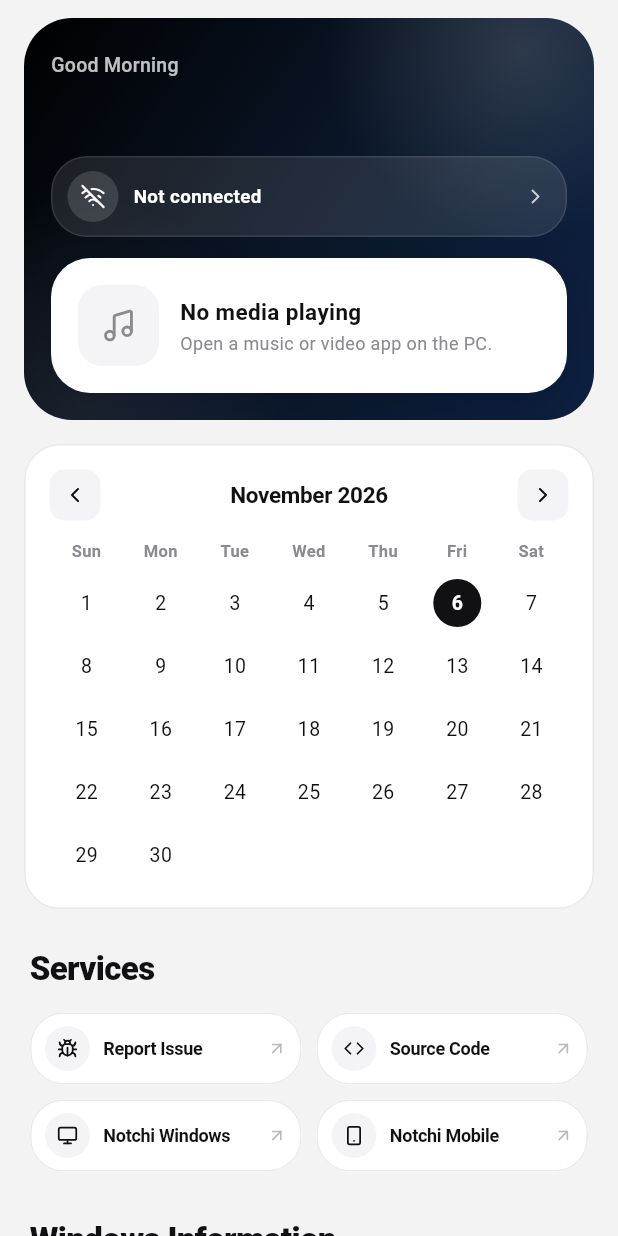
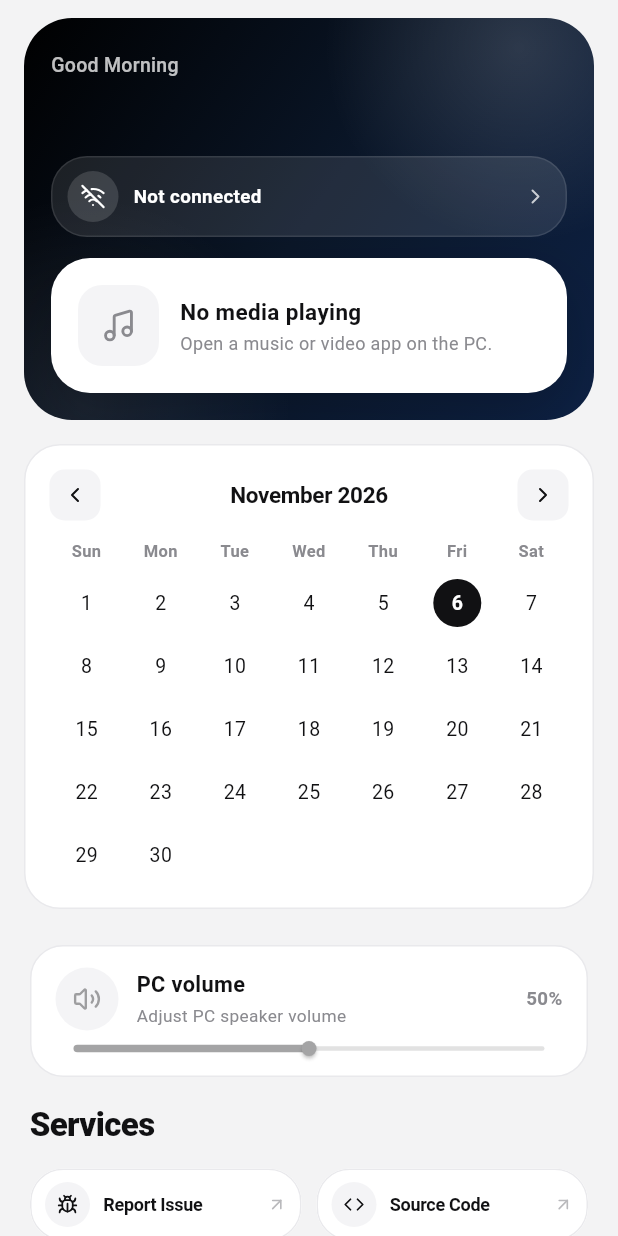
Before and after one commit to risuunava/notchi-mobile, a Flutter app: the _ConnectedHome widget shown alone on an empty page, opened directly with empty values, on a phone screen of 412 x 824 dp. Run offline on Flutter 3.47's test engine with Material 3 defaults, Android fonts, the phone set to English and light mode, and no system bars; our stand-ins replace device_info_plus, dio, file_picker, flutter_riverpod, flutter_secure_storage, font_awesome_flutter and 1 more; missing offline and left inert: mobile_scanner, receive_sharing_intent; accounts and stored records are empty; statements that could not run were skipped.

Commit message:
feat(volume): add PC volume control and auto-finish pairing

```diff
--- a/lib/core/l10n/strings.dart
+++ b/lib/core/l10n/strings.dart
@@ -95,11 +95,11 @@ class AppStrings {
 
   String get verifyingPc => _t('Memeriksa PC...', 'Checking the PC...');
 
-  String get waitingTitle => _t('Menunggu persetujuan', 'Waiting for approval');
+  String get waitingTitle => _t('Menyelesaikan pairing', 'Finishing pairing');
 
   String get waitingBody => _t(
-    'Setujui "Izinkan perangkat ini?" di Notchi PC.',
-    'Approve "Allow this device?" in Notchi PC.',
+    'Menghubungkan HP ini ke Notchi PC...',
+    'Connecting this phone to Notchi PC...',
   );
 
   String get successTitle => _t('Berhasil terpasang', 'Paired successfully');
@@ -217,6 +217,17 @@ class AppStrings {
   String get mediaPrevious => _t('Sebelumnya', 'Previous');
 
   String get mediaNext => _t('Berikutnya', 'Next');
+
+  String get volumeTitle => _t('Volume PC', 'PC volume');
+
+  String get volumeDescription =>
+      _t('Atur volume speaker PC', 'Adjust PC speaker volume');
+
+  String get volumeMuted => _t('Suara dimatikan', 'Muted');
+
+  String get volumeMute => _t('Matikan suara', 'Mute');
+
+  String get volumeUnmute => _t('Nyalakan suara', 'Unmute');
 
   String get errorFileTooLarge => _t(
     'Ukuran file melebihi batas yang diizinkan di PC.',
@@ -369,12 +380,32 @@ class AppStrings {
 
   List<String> get monthsFull => _isIndonesian
       ? const [
-          'Januari', 'Februari', 'Maret', 'April', 'Mei', 'Juni',
-          'Juli', 'Agustus', 'September', 'Oktober', 'November', 'Desember',
+          'Januari',
+          'Februari',
+          'Maret',
+          'April',
+          'Mei',
+          'Juni',
+          'Juli',
+          'Agustus',
+          'September',
+          'Oktober',
+          'November',
+          'Desember',
         ]
       : const [
-          'January', 'February', 'March', 'April', 'May', 'June',
-          'July', 'August', 'September', 'October', 'November', 'December',
+          'January',
+          'February',
+          'March',
+          'April',
+          'May',
+          'June',
+          'July',
+          'August',
+          'September',
+          'October',
+          'November',
+          'December',
         ];
 
   String get calendarCompactTooltip =>
@@ -542,8 +573,10 @@ class AppStrings {
   String get historyItemDeleted =>
       _t('Item dihapus dari riwayat', 'Item deleted from history');
 
-  String get fileSentToPc =>
-      _t('File sudah dikirim ke Drop Shelf PC.', 'File was sent to PC Drop Shelf.');
+  String get fileSentToPc => _t(
+    'File sudah dikirim ke Drop Shelf PC.',
+    'File was sent to PC Drop Shelf.',
+  );
 
   String get waitingPcStatus =>
       _t('Menunggu data status PC...', 'Waiting for PC status...');
--- a/lib/core/network/protocol.dart
+++ b/lib/core/network/protocol.dart
@@ -18,6 +18,12 @@ abstract final class WsTypes {
   static const mediaSeek = 'media.seek';
   static const statusSubscribe = 'status.subscribe';
   static const statusUnsubscribe = 'status.unsubscribe';
+
+  static const volumeState = 'volume.state';
+  static const volumeSet = 'volume.set';
+  static const volumeMute = 'volume.mute';
+  static const volumeToggle = 'volume.toggle';
+  static const volumeGet = 'volume.get';
 }
 
 class WsMessage {
--- a/lib/features/pairing/ui/home_screen.dart
+++ b/lib/features/pairing/ui/home_screen.dart
@@ -17,6 +17,7 @@ import '../../shelf/model/shelf_item.dart';
 import '../../shelf/state/shelf_controller.dart';
 import '../../shell/state/shell_tab_controller.dart';
 import '../../status/ui/system_status_card.dart';
+import '../../volume/ui/volume_card.dart';
 import '../state/session_providers.dart';
 import 'manual_connect_screen.dart';
 import 'scan_screen.dart';
@@ -202,6 +203,9 @@ class _ConnectedHomeState extends ConsumerState<_ConnectedHome> {
                 // Calendar
                 const _CalendarSection(),
                 const SizedBox(height: 8),
+
+                // PC volume
+                const VolumeCard(),
 
                 // Services + Windows Information
                 Padding(
--- /dev/null
+++ b/lib/features/volume/ui/volume_card.dart
@@ -0,0 +1,124 @@
+import 'package:flutter/material.dart';
+import 'package:flutter_riverpod/flutter_riverpod.dart';
+import 'package:lucide_icons_flutter/lucide_icons.dart';
+
+import '../../../core/l10n/strings.dart';
+import '../../../core/theme/app_theme.dart';
+import '../../connection/state/connection_providers.dart';
+import '../../connection/state/connection_status.dart';
+import '../state/volume_controller.dart';
+
+class VolumeCard extends ConsumerStatefulWidget {
+  const VolumeCard({super.key});
+
+  @override
+  ConsumerState<VolumeCard> createState() => _VolumeCardState();
+}
+
+class _VolumeCardState extends ConsumerState<VolumeCard> {
+  double? _dragLevel;
+
+  @override
+  Widget build(BuildContext context) {
+    final strings = AppStrings.of(context);
+    final volume = ref.watch(volumeControllerProvider);
+    final connected =
+        ref.watch(connectionControllerProvider) is ConnectionConnected;
+
+    final level = (_dragLevel ?? volume.level).clamp(0.0, 1.0);
+    final percent = (level * 100).round();
+    final muted = volume.muted;
+
+    return Container(
+      margin: const EdgeInsets.fromLTRB(20, 16, 20, 0),
+      padding: const EdgeInsets.fromLTRB(16, 14, 16, 6),
+      decoration: BoxDecoration(
+        color: AppColors.surface,
+        borderRadius: BorderRadius.circular(22),
+        border: Border.all(color: AppColors.border),
+      ),
+      child: Column(
+        crossAxisAlignment: CrossAxisAlignment.stretch,
+        children: [
+          Row(
+            children: [
+              Container(
+                width: 42,
+                height: 42,
+                decoration: const BoxDecoration(
+                  color: AppColors.soft,
+                  shape: BoxShape.circle,
+                ),
+                child: IconButton(
+                  onPressed: connected
+                      ? () => ref
+                            .read(volumeControllerProvider.notifier)
+                            .toggleMute()
+                      : null,
+                  tooltip: muted ? strings.volumeUnmute : strings.volumeMute,
+                  iconSize: 19,
+                  padding: EdgeInsets.zero,
+                  color: muted ? AppColors.muted : AppColors.ink,
+                  icon: Icon(muted ? LucideIcons.volumeX : LucideIcons.volume2),
+                ),
+              ),
+              const SizedBox(width: 12),
+              Expanded(
+                child: Column(
+                  crossAxisAlignment: CrossAxisAlignment.start,
+                  children: [
+                    Text(
+                      strings.volumeTitle,
+                      style: const TextStyle(
+                        color: AppColors.ink,
+                        fontSize: 14.5,
+                        fontWeight: FontWeight.w700,
+                      ),
+                    ),
+                    const SizedBox(height: 2),
+                    Text(
+                      muted ? strings.volumeMuted : strings.volumeDescription,
+                      style: const TextStyle(
+                        color: AppColors.muted,
+                        fontSize: 11.5,
+                      ),
+                    ),
+                  ],
+                ),
+              ),
+              Text(
+                '$percent%',
+                style: const TextStyle(
+                  color: AppColors.muted,
+                  fontSize: 12.5,
+                  fontWeight: FontWeight.w700,
+                ),
+              ),
+            ],
+          ),
+          SliderTheme(
+            data: SliderTheme.of(context).copyWith(
+              trackHeight: 3,
+              thumbShape: const RoundSliderThumbShape(enabledThumbRadius: 5),
+              overlayShape: const RoundSliderOverlayShape(overlayRadius: 12),
+            ),
+            child: Slider(
+              value: level,
+              onChanged: connected
+                  ? (value) => setState(() => _dragLevel = value)
+                  : null,
+              onChangeEnd: connected
+                  ? (value) {
+                      ref
+                          .read(volumeControllerProvider.notifier)
+                          .setLevel(value);
+                      setState(() => _dragLevel = null);
+                    }
+                  : null,
+            ),
+          ),
+        ],
+      ),
+    );
+  }
+}
```
Also changed, not shown: lib/features/pairing/ui/pairing_progress_screen.dart (+21 -0 lines), lib/features/volume/model/volume_state.dart (added, +37 -0 lines), lib/features/volume/state/volume_controller.dart (added, +80 -0 lines), 1 other file.
